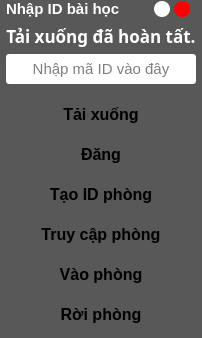
Before: the Qt Designer form UI_Files/connect.ui in hoangm960/Astraea, drawn with Qt 5.
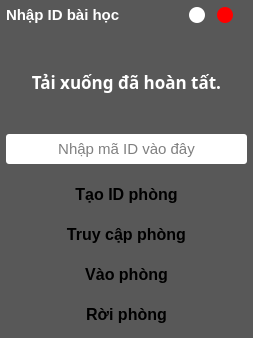
After: the same form once the commit is applied.

Commit message: upload download lesson in room and student access in room

```diff
--- a/UI_Files/connect.ui
+++ b/UI_Files/connect.ui
@@ -6,14 +6,20 @@
    <rect>
     <x>0</x>
     <y>0</y>
-    <width>200</width>
+    <width>253</width>
     <height>338</height>
    </rect>
   </property>
+  <property name="sizePolicy">
+   <sizepolicy hsizetype="Minimum" vsizetype="Minimum">
+    <horstretch>0</horstretch>
+    <verstretch>0</verstretch>
+   </sizepolicy>
+  </property>
   <property name="minimumSize">
    <size>
     <width>0</width>
-    <height>0</height>
+    <height>338</height>
    </size>
   </property>
   <property name="maximumSize">
@@ -281,92 +287,6 @@
        <property name="bottomMargin">
         <number>9</number>
        </property>
-       <item>
-        <widget class="QPushButton" name="download_btn">
-         <property name="minimumSize">
-          <size>
-           <width>130</width>
-           <height>30</height>
-          </size>
-         </property>
-         <property name="font">
-          <font>
-           <pointsize>12</pointsize>
-           <weight>75</weight>
-           <bold>true</bold>
-          </font>
-         </property>
-         <property name="styleSheet">
-          <string notr="true">QPushButton {
-	background-color: rgb(255, 255, 255);
-	border-radius: 10px;
-	color: rgb(0,0,0);
-}
-
-QPushButton:hover {
-	color: rgb(255, 255, 255);
-	background-color: rgba(0, 0, 0, 150);
-}
-
-QPushButton:pressed {
-	color: rgb(255, 255, 255);
-	background-color: rgb(0, 0, 0);
-}r</string>
-         </property>
-         <property name="locale">
-          <locale language="Vietnamese" country="Vietnam"/>
-         </property>
-         <property name="text">
-          <string>Tải xuống</string>
-         </property>
-        </widget>
-       </item>
-       <item>
-        <widget class="QPushButton" name="upload_btn">
-         <property name="minimumSize">
-          <size>
-           <width>130</width>
-           <height>30</height>
-          </size>
-         </property>
-         <property name="maximumSize">
-          <size>
-           <width>16777215</width>
-           <height>16777215</height>
-          </size>
-         </property>
-         <property name="font">
-          <font>
-           <pointsize>12</pointsize>
-           <weight>75</weight>
-           <bold>true</bold>
-          </font>
-         </property>
-         <property name="styleSheet">
-          <string notr="true">QPushButton {
-	background-color: rgb(255, 255, 255);
-	border-radius: 10px;
-	color: rgb(0,0,0);
-}
-
-QPushButton:hover {
-	color: rgb(255, 255, 255);
-	background-color: rgba(0, 0, 0, 150);
-}
-
-QPushButton:pressed {
-	color: rgb(255, 255, 255);
-	background-color: rgb(0, 0, 0);
-}r</string>
-         </property>
-         <property name="locale">
-          <locale language="Vietnamese" country="Vietnam"/>
-         </property>
-         <property name="text">
-          <string>Đăng</string>
-         </property>
-        </widget>
-       </item>
        <item>
         <widget class="QPushButton" name="room_btn">
          <property name="minimumSize">
```
Left out of the diff: 16 changed lines with no effect on the pictures. The commit also changes 4 other files.
